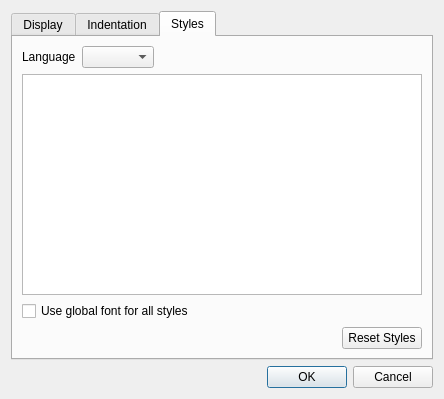
Qt form trunk/editor/configdialog.ui (cpackham/kscope) before a commit.
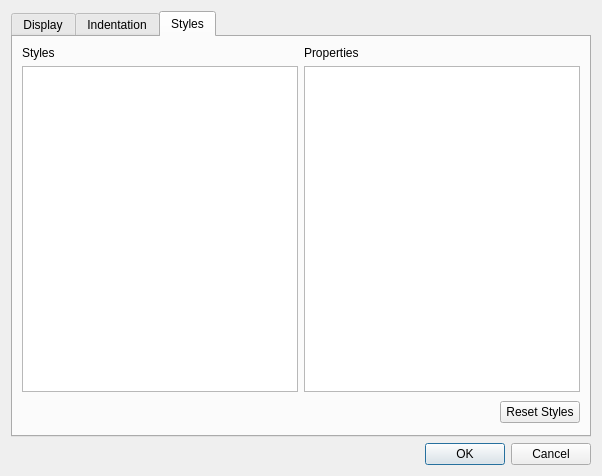
The same form after that commit. The open tabs and pages were chosen to show the change.

Commit message: New implementation of editor style configuration.

Patch:
```diff
--- a/trunk/editor/configdialog.ui
+++ b/trunk/editor/configdialog.ui
@@ -5,14 +5,14 @@
    <rect>
     <x>0</x>
     <y>0</y>
-    <width>444</width>
-    <height>399</height>
+    <width>602</width>
+    <height>476</height>
    </rect>
   </property>
   <property name="windowTitle" >
    <string>Configure Editor</string>
   </property>
-  <layout class="QVBoxLayout" name="verticalLayout" >
+  <layout class="QVBoxLayout" name="verticalLayout_7" >
    <item>
     <widget class="QTabWidget" name="tabs_" >
      <property name="currentIndex" >
@@ -23,47 +23,6 @@
        <string>Display</string>
       </attribute>
       <layout class="QVBoxLayout" name="verticalLayout_4" >
-       <item>
-        <layout class="QHBoxLayout" name="horizontalLayout_2" >
-         <item>
-          <widget class="QLabel" name="label" >
-           <property name="text" >
-            <string>Global font</string>
-           </property>
-          </widget>
-         </item>
-         <item>
-          <widget class="QLabel" name="globalFontLabel_" >
-           <property name="frameShape" >
-            <enum>QFrame::StyledPanel</enum>
-           </property>
-           <property name="text" >
-            <string>TextLabel</string>
-           </property>
-          </widget>
-         </item>
-         <item>
-          <widget class="QToolButton" name="globalFontButton_" >
-           <property name="text" >
-            <string>...</string>
-           </property>
-          </widget>
-         </item>
-         <item>
-          <spacer name="horizontalSpacer_2" >
-           <property name="orientation" >
-            <enum>Qt::Horizontal</enum>
-           </property>
-           <property name="sizeHint" stdset="0" >
-            <size>
-             <width>40</width>
-             <height>20</height>
-            </size>
-           </property>
-          </spacer>
-         </item>
-        </layout>
-       </item>
        <item>
         <widget class="QCheckBox" name="hlCurLineCheck_" >
          <property name="text" >
@@ -203,55 +162,58 @@
       <attribute name="title" >
        <string>Styles</string>
       </attribute>
-      <layout class="QVBoxLayout" name="verticalLayout_5" >
+      <layout class="QVBoxLayout" name="verticalLayout_6" >
+       <item>
+        <layout class="QHBoxLayout" name="horizontalLayout_2" >
+         <item>
+          <layout class="QVBoxLayout" name="verticalLayout" >
+           <item>
+            <widget class="QLabel" name="label" >
+             <property name="text" >
+              <string>Styles</string>
+             </property>
+            </widget>
+           </item>
+           <item>
+            <widget class="QTreeView" name="styleView_" >
+             <property name="headerHidden" >
+              <bool>false</bool>
+             </property>
+            </widget>
+           </item>
+          </layout>
+         </item>
+         <item>
+          <layout class="QVBoxLayout" name="verticalLayout_5" >
+           <item>
+            <widget class="QLabel" name="label_3" >
+             <property name="text" >
+              <string>Properties</string>
+             </property>
+            </widget>
+           </item>
+           <item>
+            <widget class="QTreeView" name="propView_" >
+             <property name="alternatingRowColors" >
+              <bool>true</bool>
+             </property>
+            </widget>
+           </item>
+          </layout>
+         </item>
+        </layout>
+       </item>
        <item>
         <layout class="QHBoxLayout" name="horizontalLayout_3" >
          <item>
-          <widget class="QLabel" name="label_3" >
-           <property name="text" >
-            <string>Language</string>
-           </property>
-          </widget>
-         </item>
-         <item>
-          <widget class="QComboBox" name="styleLanguageCombo_" />
-         </item>
-         <item>
-          <spacer name="horizontalSpacer_3" >
+          <spacer name="horizontalSpacer_2" >
            <property name="orientation" >
             <enum>Qt::Horizontal</enum>
            </property>
            <property name="sizeHint" stdset="0" >
             <size>
-             <width>40</width>
-             <height>20</height>
-            </size>
-           </property>
-          </spacer>
-         </item>
-        </layout>
-       </item>
-       <item>
-        <widget class="QTreeView" name="styleView_" />
-       </item>
-       <item>
-        <widget class="QCheckBox" name="globalFontCheck_" >
-         <property name="text" >
-          <string>Use global font for all styles</string>
-         </property>
-        </widget>
-       </item>
-       <item>
-        <layout class="QHBoxLayout" name="horizontalLayout_4" >
-         <item>
-          <spacer name="horizontalSpacer_4" >
-           <property name="orientation" >
-            <enum>Qt::Horizontal</enum>
-           </property>
-           <property name="sizeHint" stdset="0" >
-            <size>
-             <width>40</width>
-             <height>20</height>
+             <width>168</width>
+             <height>28</height>
             </size>
            </property>
           </spacer>
```
Left out of the diff: 64 changed lines with no effect on the pictures. The commit also changes 9 other files.
